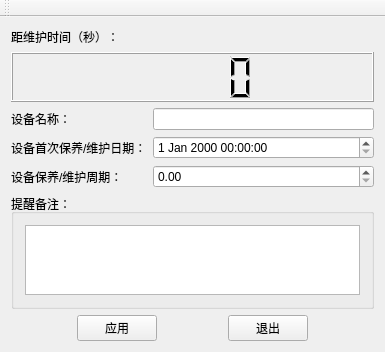
Qt form reminder.ui (RunnanZhang/reminder) before a commit.
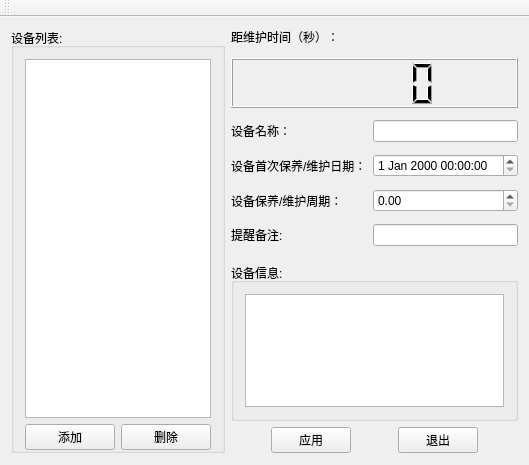
The same form after that commit.

```diff
--- a/reminder.ui
+++ b/reminder.ui
@@ -6,19 +6,105 @@
    <rect>
     <x>0</x>
     <y>0</y>
-    <width>385</width>
-    <height>339</height>
+    <width>529</width>
+    <height>465</height>
    </rect>
   </property>
   <property name="windowTitle">
    <string>联合站设备维护保养提示器</string>
   </property>
   <widget class="QWidget" name="centralWidget">
+   <layout class="QGridLayout" name="gridLayout_2">
+    <property name="bottomMargin">
+     <number>12</number>
+    </property>
+    <item row="0" column="0" rowspan="2">
+     <widget class="QGroupBox" name="groupBox_3">
+      <property name="sizePolicy">
+       <sizepolicy hsizetype="Maximum" vsizetype="Preferred">
+        <horstretch>0</horstretch>
+        <verstretch>0</verstretch>
+       </sizepolicy>
+      </property>
+      <property name="title">
+       <string>设备列表:</string>
+      </property>
+      <layout class="QVBoxLayout" name="verticalLayout_3">
+       <property name="bottomMargin">
+        <number>0</number>
+       </property>
+       <item>
+        <widget class="QListView" name="listView">
+         <property name="sizePolicy">
+          <sizepolicy hsizetype="Preferred" vsizetype="Expanding">
+           <horstretch>0</horstretch>
+           <verstretch>0</verstretch>
+          </sizepolicy>
+         </property>
+        </widget>
+       </item>
+       <item>
+        <layout class="QHBoxLayout" name="horizontalLayout_2">
+         <property name="bottomMargin">
+          <number>0</number>
+         </property>
+         <item>
+          <widget class="QPushButton" name="addBtn">
+           <property name="text">
+            <string>添加</string>
+           </property>
+          </widget>
+         </item>
+         <item>
+          <widget class="QPushButton" name="delBtn">
+           <property name="text">
+            <string>删除</string>
+           </property>
+          </widget>
+         </item>
+        </layout>
+       </item>
+      </layout>
+     </widget>
+    </item>
+    <item row="0" column="1">
    <layout class="QGridLayout" name="gridLayout">
-    <item row="0" column="0">
-     <widget class="QLabel" name="label_4">
+      <property name="verticalSpacing">
+       <number>12</number>
+      </property>
+      <item row="7" column="0" colspan="2">
+       <widget class="QGroupBox" name="groupBox">
+        <property name="title">
+         <string>设备信息:</string>
+        </property>
+        <property name="checkable">
+         <bool>false</bool>
+        </property>
+        <layout class="QVBoxLayout" name="verticalLayout_2">
+         <item>
+          <widget class="QTextEdit" name="InfoEdit">
+           <property name="sizePolicy">
+            <sizepolicy hsizetype="Expanding" vsizetype="Preferred">
+             <horstretch>0</horstretch>
+             <verstretch>0</verstretch>
+            </sizepolicy>
+           </property>
+           <property name="html">
+            <string>&lt;!DOCTYPE HTML PUBLIC &quot;-//W3C//DTD HTML 4.0//EN&quot; &quot;http://www.w3.org/TR/REC-html40/strict.dtd&quot;&gt;
+&lt;html&gt;&lt;head&gt;&lt;meta name=&quot;qrichtext&quot; content=&quot;1&quot; /&gt;&lt;style type=&quot;text/css&quot;&gt;
+p, li { white-space: pre-wrap; }
+&lt;/style&gt;&lt;/head&gt;&lt;body style=&quot; font-family:'.Lucida Grande UI'; font-size:13pt; font-weight:400; font-style:normal;&quot;&gt;
+&lt;p style=&quot;-qt-paragraph-type:empty; margin-top:0px; margin-bottom:0px; margin-left:0px; margin-right:0px; -qt-block-indent:0; text-indent:0px; font-family:'SimSun'; font-size:9pt;&quot;&gt;&lt;br /&gt;&lt;/p&gt;&lt;/body&gt;&lt;/html&gt;</string>
+           </property>
+          </widget>
+         </item>
+        </layout>
+       </widget>
+      </item>
+      <item row="2" column="0">
+       <widget class="QLabel" name="label">
       <property name="text">
-       <string>距维护时间（秒）：</string>
+         <string>设备名称：</string>
       </property>
      </widget>
     </item>
@@ -38,16 +124,13 @@
       </property>
      </widget>
     </item>
-    <item row="2" column="0">
-     <widget class="QLabel" name="label">
+      <item row="5" column="0">
+       <widget class="QLabel" name="label_5">
       <property name="text">
-       <string>设备名称：</string>
+         <string>提醒备注:</string>
       </property>
      </widget>
     </item>
-    <item row="2" column="1">
-     <widget class="QLineEdit" name="nameEdit"/>
-    </item>
     <item row="3" column="0">
      <widget class="QLabel" name="label_2">
       <property name="text">
@@ -55,9 +138,6 @@
       </property>
      </widget>
     </item>
-    <item row="3" column="1">
-     <widget class="QDateTimeEdit" name="dateTimeEdit"/>
-    </item>
     <item row="4" column="0">
      <widget class="QLabel" name="label_3">
       <property name="text">
@@ -65,40 +145,51 @@
       </property>
      </widget>
     </item>
+      <item row="0" column="0">
+       <widget class="QLabel" name="label_4">
+        <property name="text">
+         <string>距维护时间（秒）：</string>
+        </property>
+       </widget>
+      </item>
+      <item row="2" column="1">
+       <widget class="QLineEdit" name="nameEdit"/>
+      </item>
+      <item row="5" column="1">
+       <widget class="QLineEdit" name="remindEdit"/>
+      </item>
+      <item row="3" column="1">
+       <widget class="QDateTimeEdit" name="dateTimeEdit"/>
+      </item>
     <item row="4" column="1">
      <widget class="QDoubleSpinBox" name="hourSpin"/>
     </item>
-    <item row="5" column="0" colspan="2">
-     <widget class="QGroupBox" name="groupBox">
-      <property name="title">
-       <string>提醒备注：</string>
-      </property>
-      <property name="checkable">
-       <bool>false</bool>
-      </property>
-      <layout class="QVBoxLayout" name="verticalLayout">
-       <item>
-        <widget class="QTextEdit" name="remindEdit">
-         <property name="sizePolicy">
-          <sizepolicy hsizetype="Expanding" vsizetype="Preferred">
-           <horstretch>0</horstretch>
-           <verstretch>0</verstretch>
-          </sizepolicy>
-         </property>
-         <property name="html">
-          <string>&lt;!DOCTYPE HTML PUBLIC &quot;-//W3C//DTD HTML 4.0//EN&quot; &quot;http://www.w3.org/TR/REC-html40/strict.dtd&quot;&gt;
-&lt;html&gt;&lt;head&gt;&lt;meta name=&quot;qrichtext&quot; content=&quot;1&quot; /&gt;&lt;style type=&quot;text/css&quot;&gt;
-p, li { white-space: pre-wrap; }
-&lt;/style&gt;&lt;/head&gt;&lt;body style=&quot; font-family:'SimSun'; font-size:9pt; font-weight:400; font-style:normal;&quot;&gt;
-&lt;p style=&quot;-qt-paragraph-type:empty; margin-top:0px; margin-bottom:0px; margin-left:0px; margin-right:0px; -qt-block-indent:0; text-indent:0px;&quot;&gt;&lt;br /&gt;&lt;/p&gt;&lt;/body&gt;&lt;/html&gt;</string>
-         </property>
-        </widget>
-       </item>
-      </layout>
-     </widget>
+      <item row="6" column="0">
+       <spacer name="verticalSpacer">
+        <property name="orientation">
+         <enum>Qt::Vertical</enum>
+        </property>
+        <property name="sizeType">
+         <enum>QSizePolicy::Fixed</enum>
+        </property>
+        <property name="sizeHint" stdset="0">
+         <size>
+          <width>0</width>
+          <height>5</height>
+         </size>
+        </property>
+       </spacer>
+      </item>
+     </layout>
     </item>
-    <item row="6" column="0" colspan="2">
+    <item row="1" column="1">
      <layout class="QHBoxLayout" name="horizontalLayout">
+      <property name="spacing">
+       <number>-1</number>
+      </property>
+      <property name="bottomMargin">
+       <number>0</number>
+      </property>
       <item>
        <spacer name="horizontalSpacer">
         <property name="orientation">
@@ -161,8 +252,8 @@
     <rect>
      <x>0</x>
      <y>0</y>
-     <width>385</width>
-     <height>23</height>
+     <width>529</width>
+     <height>22</height>
     </rect>
    </property>
   </widget>
```
Lines whose indentation alone changed are shown as unchanged.
